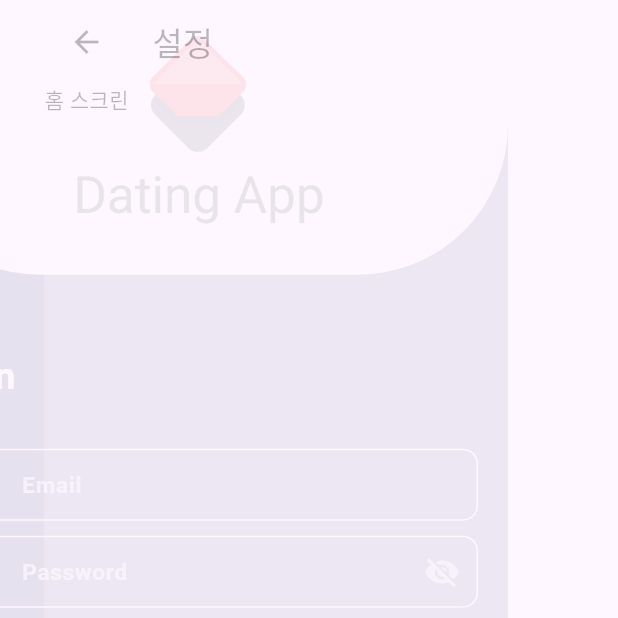
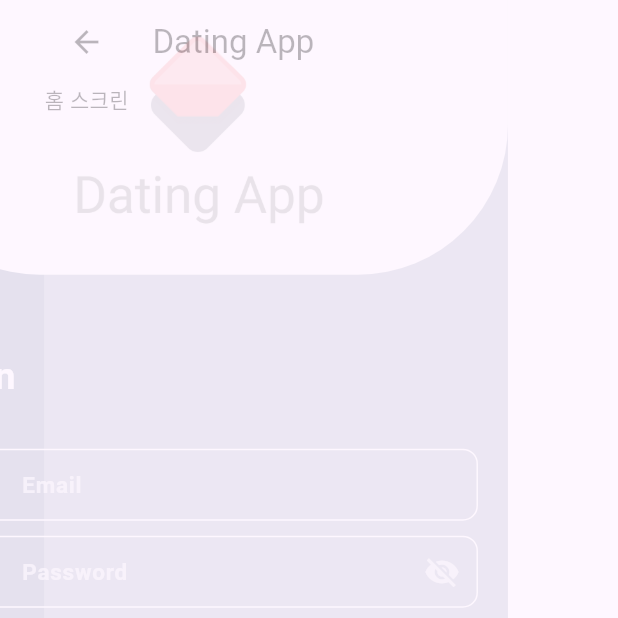
Before and after one commit to InfoSynth/InfoSynth, a Flutter app: the screen it shows after launch, after a tap on "Login", on a phone screen of 412 x 824 dp, the top half of it. Run offline on Flutter 3.47's test engine with Material 3 defaults, Android fonts, the phone set to English and light mode, and no system bars; drawn by our look-alikes of snippet_coder_utils; our stand-ins replace shared_preferences; network calls fail.

Commit message:
fix: tab페이지 분리

```diff
--- a/madcamp2/lib/main.dart
+++ b/madcamp2/lib/main.dart
@@ -1,6 +1,7 @@
 import 'package:flutter/material.dart';
 // import 'package:madcamp2/pages/chat_page.dart';
 
+import 'pages/tab_page.dart';
 import 'pages/login_page.dart';
 import 'pages/register_page.dart';
 import 'pages/profile_page.dart';
@@ -31,6 +32,7 @@ class MyApp extends StatelessWidget {
 
       routes: {
         // '/': (context) => _defaultHome,
+        '/tab': (context) => const TabPage(),
         '/home': (context) => const HomePage(),
         '/login': (context) => const LoginPage(),
         '/register': (context) => const RegisterPage(),
--- a/madcamp2/lib/pages/home_page.dart
+++ b/madcamp2/lib/pages/home_page.dart
@@ -10,7 +10,6 @@ class HomePage extends StatefulWidget {
 
 class _HomePageState extends State<HomePage> {
   GlobalKey<FormState> globalFormKey = GlobalKey<FormState>();
-  String? username;
 
   @override
   void initState() {
@@ -20,38 +19,8 @@ class _HomePageState extends State<HomePage> {
 
   @override
   Widget build(BuildContext context) {
-
-    final imageSize = MediaQuery.of(context).size.width / 3;
-
     return Scaffold(
-      appBar: AppBar(title: const Text('설정'),),
-      body: DefaultTabController(
-          length: 3,
-          child: Scaffold(
-            bottomNavigationBar: TabBar(tabs: [
-              Tab(
-                icon: Icon(Icons.home),
-                text: 'home',
-              ),
-              Tab(
-                icon: Icon(Icons.chat),
-                text: 'chat',
-              ),
-              Tab(
-                icon: Icon(Icons.people),
-                text: 'my',
-              )
-            ]),
-            body: TabBarView(
-              children: [
-                Text('홈 스크린'),
-                Text('채팅 스크린'),
-                ProfilePage(),
-              ],
-            ),
-          )
-      ),
-
+      body: Text('홈 스크린'),
     );
   }
 
--- a/madcamp2/lib/pages/login_page.dart
+++ b/madcamp2/lib/pages/login_page.dart
@@ -189,7 +189,7 @@ class _LoginPageState extends State<LoginPage> {
                   isAuth = await authentication.authenticate(email, password);
                   if (isAuth) {
                     saveUserInfo(email.toString(),password.toString());
-                    Navigator.pushNamed(context, '/home');
+                    Navigator.pushNamed(context, '/tab');
                   } else {
                     print("Login failed");
                     FormHelper.showSimpleAlertDialog(
@@ -268,7 +268,7 @@ class _LoginPageState extends State<LoginPage> {
   }
   Future<void> saveUserInfo(String username, String email) async {
     final prefs = await SharedPreferences.getInstance();
-    prefs.setString('username', username);
-    prefs.setString('email', email);
+    await prefs.setString('username', username);
+    await prefs.setString('email', email);
   }
 }
--- /dev/null
+++ b/madcamp2/lib/pages/tab_page.dart
@@ -0,0 +1,60 @@
+import 'package:flutter/material.dart';
+import 'package:madcamp2/pages/home_page.dart';
+import 'profile_page.dart';
+
+class TabPage extends StatefulWidget {
+  const TabPage({super.key});
+
+  @override
+  State<TabPage> createState() => _TabPageState();
+}
+
+class _TabPageState extends State<TabPage> {
+  GlobalKey<FormState> globalFormKey = GlobalKey<FormState>();
+  String? username;
+
+  @override
+  void initState() {
+    super.initState();
+  }
+
+
+  @override
+  Widget build(BuildContext context) {
+
+    final imageSize = MediaQuery.of(context).size.width / 3;
+
+    return Scaffold(
+      appBar: AppBar(title: const Text('Dating App'),),
+      body: DefaultTabController(
+          length: 3,
+          child: Scaffold(
+            bottomNavigationBar: TabBar(tabs: [
+              Tab(
+                icon: Icon(Icons.home),
+                text: 'home',
+              ),
+              Tab(
+                icon: Icon(Icons.chat),
+                text: 'chat',
+              ),
+              Tab(
+                icon: Icon(Icons.people),
+                text: 'my',
+              )
+            ]),
+            body: TabBarView(
+              children: [
+                HomePage(),
+                Text('채팅 스크린'),
+                ProfilePage(),
+              ],
+            ),
+          )
+      ),
+
+    );
+  }
+
+
+}
```
